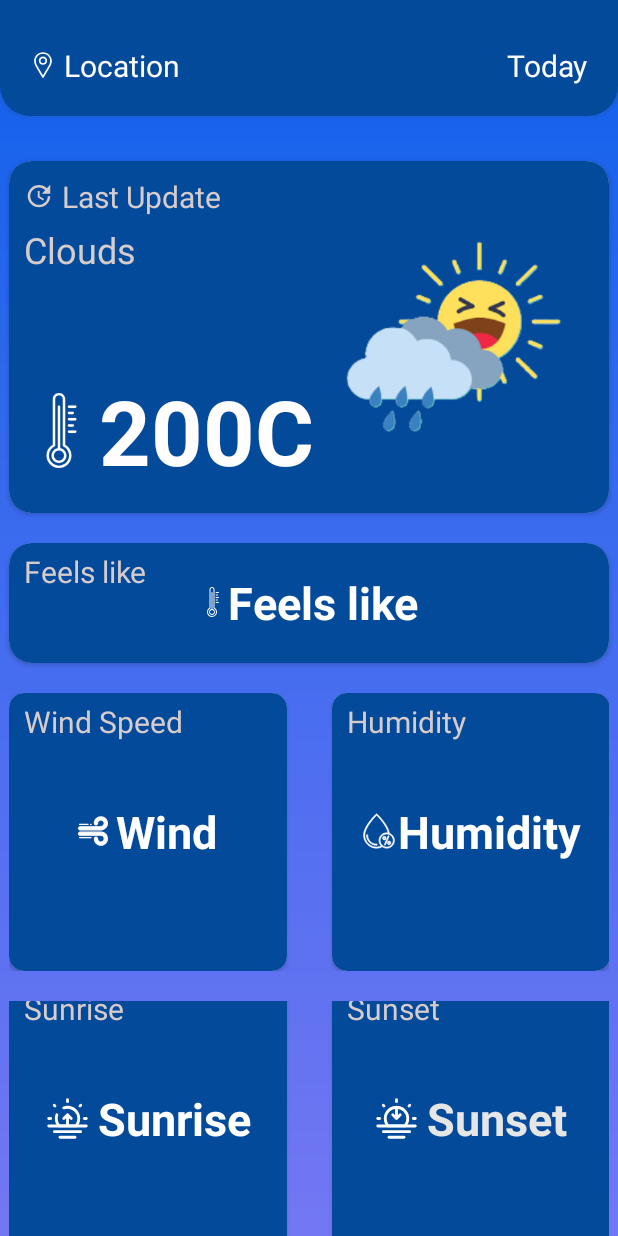
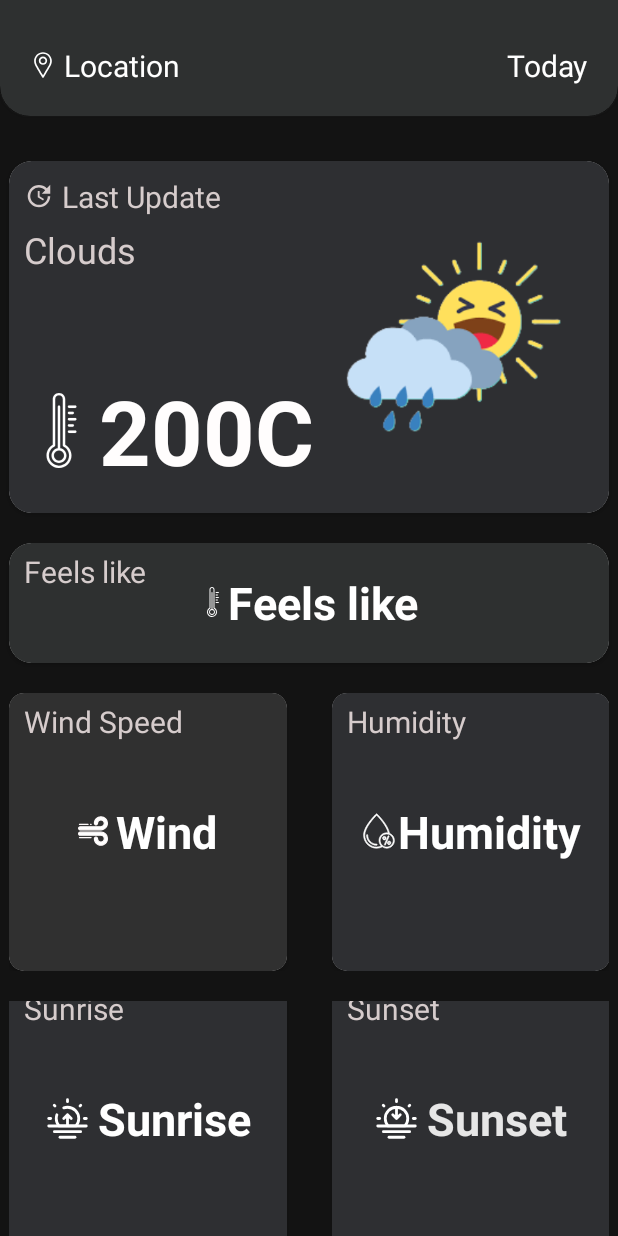
Before and after one commit to Ashvin424/Weather_Watch, an Android app: the MainActivity screen opened directly, with no data from a screen before it, on a phone screen of 412 x 824 dp. Run offline under Robolectric (Android 15) with nearby library versions, the phone set to English and light mode, and no system bars; our stand-ins replace Picasso; pictures from the network do not load.

Commit message:
final commit

```diff
--- a/app/src/main/res/drawable/background_gradient.xml
+++ b/app/src/main/res/drawable/background_gradient.xml
@@ -4,8 +4,8 @@
         <shape>
             <gradient
                 android:angle="-90"
-                android:startColor="#0F61EB"
-                android:endColor="#7477F3"/>
+                android:startColor="#131313"
+                android:endColor="#131313"/>
         </shape>
     </item>
 </layer-list>
--- a/app/src/main/res/layout/activity_main.xml
+++ b/app/src/main/res/layout/activity_main.xml
@@ -12,7 +12,7 @@
     <androidx.cardview.widget.CardView
         android:layout_width="match_parent"
         android:layout_height="wrap_content"
-        app:cardBackgroundColor="#044A9A"
+        app:cardBackgroundColor="#2E3030"
         android:elevation="10dp"
         android:layout_marginTop="-20dp"
         app:cardCornerRadius="20dp"
@@ -62,7 +62,7 @@
         <RelativeLayout
             android:layout_width="match_parent"
             android:layout_height="match_parent"
-            android:background="#044A9A">
+            android:background="#2E2F32">
 
             <TextView
                 android:id="@+id/txtLastUpdate"
@@ -130,7 +130,7 @@
         <RelativeLayout
             android:layout_width="match_parent"
             android:layout_height="match_parent"
-            android:background="#044A9A">
+            android:background="#2E3030">
 
             <TextView
                 android:id="@+id/txtFeels_Like"
@@ -175,7 +175,7 @@
             <RelativeLayout
                 android:layout_width="match_parent"
                 android:layout_height="match_parent"
-                android:background="#044A9A">
+                android:background="#303030">
                 <TextView
                     android:id="@+id/txtWindSpeed"
                     android:layout_width="wrap_content"
@@ -211,7 +211,7 @@
             <RelativeLayout
                 android:layout_width="match_parent"
                 android:layout_height="match_parent"
-                android:background="#044A9A">
+                android:background="#2E2F32">
                 <TextView
                     android:id="@+id/txt_Humidity"
                     android:layout_width="wrap_content"
@@ -257,7 +257,7 @@
             <RelativeLayout
                 android:layout_width="match_parent"
                 android:layout_height="match_parent"
-                android:background="#044A9A">
+                android:background="#2E2F32">
                 <TextView
                     android:id="@+id/txt_Sunrise"
                     android:layout_width="wrap_content"
@@ -293,7 +293,7 @@
             <RelativeLayout
                 android:layout_width="match_parent"
                 android:layout_height="match_parent"
-                android:background="#044A9A">
+                android:background="#2E2F32">
                 <TextView
                     android:id="@+id/txt_sunset"
                     android:layout_width="wrap_content"
--- a/app/src/main/res/layout/activity_splash_screen.xml
+++ b/app/src/main/res/layout/activity_splash_screen.xml
@@ -5,7 +5,7 @@
     android:id="@+id/main"
     android:layout_width="match_parent"
     android:layout_height="match_parent"
-    android:background="#0F61EB"
+    android:background="#131313"
     tools:context=".SplashScreen">
 
     <ImageView
@@ -14,7 +14,7 @@
         android:layout_height="211dp"
         android:layout_marginTop="124dp"
         android:background="#3EAAE5"
-        android:backgroundTint="#0F61EB"
+        android:backgroundTint="#131313"
         app:layout_constraintEnd_toEndOf="parent"
         app:layout_constraintHorizontal_bias="0.497"
         app:layout_constraintStart_toStartOf="parent"
@@ -49,6 +49,8 @@
         android:layout_width="230dp"
         android:layout_height="57dp"
         android:layout_marginBottom="124dp"
+        android:backgroundTint="#2E2F32"
+        android:textColor="#B6B6B6"
         android:text="Get Start"
         app:layout_constraintBottom_toBottomOf="parent"
         app:layout_constraintEnd_toEndOf="parent"
```
